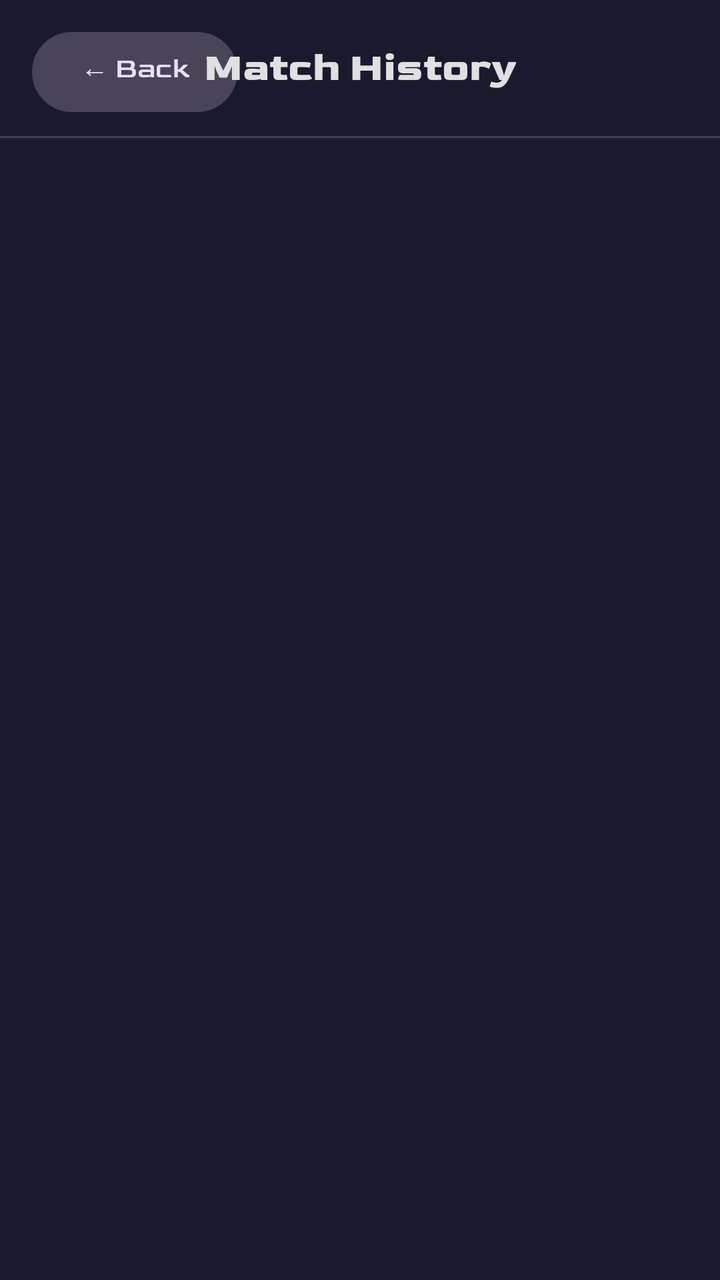
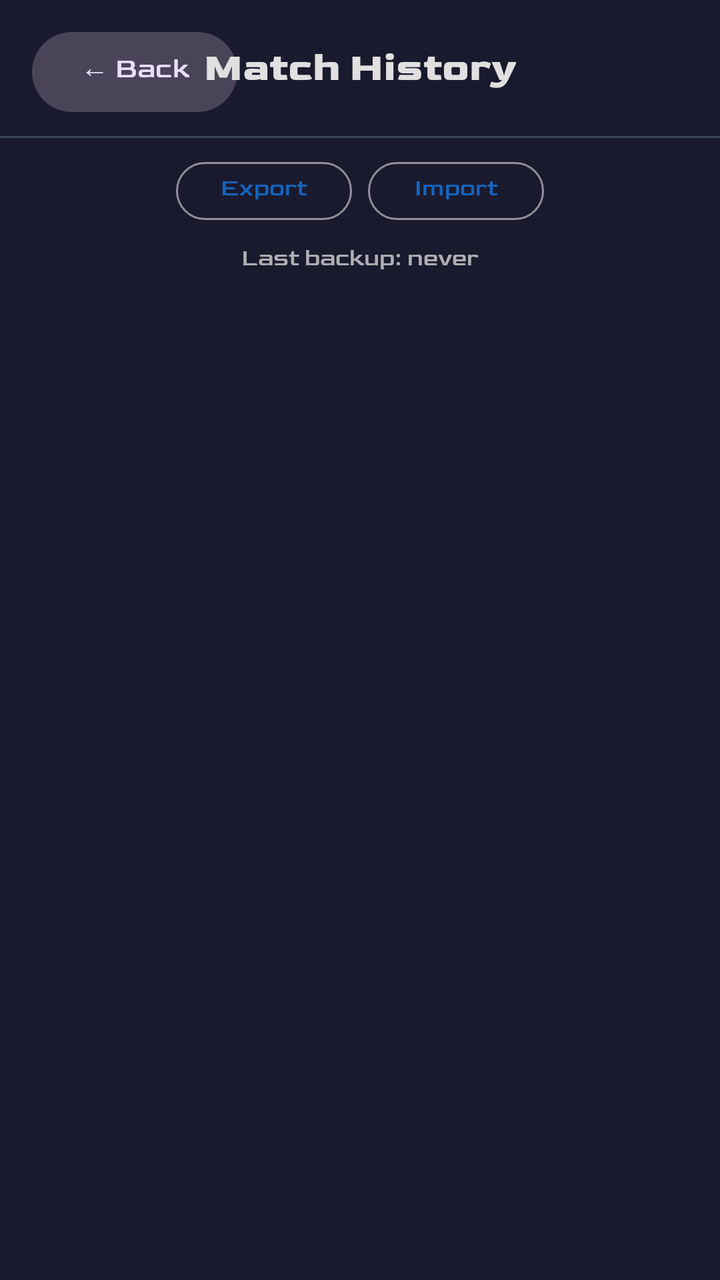

An Android layout rendered at two revisions. The XML below is the earlier revision; the diff shows what the commit changed to produce the second picture.
<!-- AndroidManifest.xml: application theme Theme.TableTennisScore -->
<!-- res/layout/activity_history.xml -->
<?xml version="1.0" encoding="utf-8"?>
<androidx.constraintlayout.widget.ConstraintLayout
    xmlns:android="http://schemas.android.com/apk/res/android"
    xmlns:app="http://schemas.android.com/apk/res-auto"
    android:layout_width="match_parent"
    android:layout_height="match_parent"
    android:background="@color/background">

    
    <com.google.android.material.button.MaterialButton
        android:id="@+id/btnHistoryBack"
        style="@style/Widget.Material3.Button.TonalButton"
        android:layout_width="wrap_content"
        android:layout_height="wrap_content"
        android:layout_marginStart="16dp"
        android:layout_marginTop="12dp"
        android:text="@string/history_back"
        android:textSize="14sp"
        app:layout_constraintStart_toStartOf="parent"
        app:layout_constraintTop_toTopOf="parent" />

    <TextView
        android:id="@+id/tvHistoryTitle"
        android:layout_width="wrap_content"
        android:layout_height="wrap_content"
        android:layout_marginStart="16dp"
        android:layout_marginEnd="16dp"
        android:gravity="center"
        android:text="@string/history_title"
        android:textColor="@color/player_name"
        android:textSize="20sp"
        android:textStyle="bold"
        app:layout_constraintBottom_toBottomOf="@id/btnHistoryBack"
        app:layout_constraintEnd_toEndOf="parent"
        app:layout_constraintStart_toStartOf="parent"
        app:layout_constraintTop_toTopOf="@id/btnHistoryBack" />


    
    <View
        android:id="@+id/historyDivider"
        android:layout_width="0dp"
        android:layout_height="1dp"
        android:layout_marginTop="8dp"
        android:background="@color/divider"
        app:layout_constraintEnd_toEndOf="parent"
        app:layout_constraintStart_toStartOf="parent"
        app:layout_constraintTop_toBottomOf="@id/btnHistoryBack" />

    
    <TextView
        android:id="@+id/tvHistoryEmpty"
        android:layout_width="wrap_content"
        android:layout_height="wrap_content"
        android:alpha="0.5"
        android:text="@string/history_empty"
        android:textColor="@color/player_name"
        android:textSize="16sp"
        android:visibility="gone"
        app:layout_constraintBottom_toBottomOf="parent"
        app:layout_constraintEnd_toEndOf="parent"
        app:layout_constraintStart_toStartOf="parent"
        app:layout_constraintTop_toBottomOf="@id/historyDivider" />

    
    <androidx.recyclerview.widget.RecyclerView
        android:id="@+id/rvHistory"
        android:layout_width="0dp"
        android:layout_height="0dp"
        android:clipToPadding="false"
        android:paddingHorizontal="12dp"
        android:paddingVertical="8dp"
        app:layout_constraintWidth_percent="0.6"
        app:layout_constraintBottom_toBottomOf="parent"
        app:layout_constraintEnd_toEndOf="parent"
        app:layout_constraintStart_toStartOf="parent"
        app:layout_constraintTop_toBottomOf="@id/historyDivider" />

</androidx.constraintlayout.widget.ConstraintLayout>
<!-- resources referenced by this layout -->
<resources>
  <color name="background">#1A1A2E</color>
  <color name="divider">#37474F</color>
  <color name="player_name">#E0E0E0</color>
  <string name="history_back">← Back</string>
  <string name="history_empty">No matches recorded yet.</string>
  <string name="history_title">Match History</string>
  <style name="Theme.TableTennisScore" parent="Theme.Material3.Dark.NoActionBar">
          <item name="colorPrimary">@color/primary</item>
          <item name="colorPrimaryVariant">@color/primary_variant</item>
          <item name="android:windowBackground">@color/background</item>
          <item name="android:windowFullscreen">true</item>
          <item name="android:statusBarColor">@color/background</item>
          <item name="android:navigationBarColor">@color/background</item>
          <item name="android:fontFamily">@font/goldman</item>
          <item name="fontFamily">@font/goldman</item>
          <item name="android:textViewStyle">@style/Widget.TableTennisScore.TextView</item>
          <item name="android:buttonStyle">@style/Widget.TableTennisScore.Button</item>
          <item name="materialButtonStyle">@style/Widget.TableTennisScore.MaterialButton</item>
          <item name="android:editTextStyle">@style/Widget.TableTennisScore.EditText</item>
          <item name="android:radioButtonStyle">@style/Widget.TableTennisScore.RadioButton</item>
      </style>
  <color name="primary">#1565C0</color>
  <color name="primary_variant">#0D47A1</color>
  <style name="Widget.TableTennisScore.TextView" parent="@style/Widget.AppCompat.TextView">
          <item name="android:fontFamily">@font/goldman</item>
          <item name="fontFamily">@font/goldman</item>
      </style>
  <style name="Widget.TableTennisScore.Button" parent="@style/Widget.AppCompat.Button">
          <item name="android:fontFamily">@font/goldman</item>
          <item name="fontFamily">@font/goldman</item>
          <item name="android:textAllCaps">false</item>
          <item name="textAllCaps">false</item>
      </style>
  <style name="Widget.TableTennisScore.MaterialButton" parent="@style/Widget.Material3.Button">
          <item name="android:fontFamily">@font/goldman</item>
          <item name="fontFamily">@font/goldman</item>
          <item name="android:textAllCaps">false</item>
          <item name="textAllCaps">false</item>
      </style>
  <style name="Widget.TableTennisScore.EditText" parent="@style/Widget.AppCompat.EditText">
          <item name="android:fontFamily">@font/goldman</item>
          <item name="fontFamily">@font/goldman</item>
      </style>
  <style name="Widget.TableTennisScore.RadioButton" parent="@style/Widget.AppCompat.CompoundButton.RadioButton">
          <item name="android:fontFamily">@font/goldman</item>
          <item name="fontFamily">@font/goldman</item>
      </style>
</resources>

<!-- the commit's change to res/layout/activity_history.xml (unified diff, before → after) -->
@@ -47,6 +47,53 @@
         app:layout_constraintStart_toStartOf="parent"
         app:layout_constraintTop_toBottomOf="@id/btnHistoryBack" />
 
+    <LinearLayout
+        android:id="@+id/layoutHistoryBackupActions"
+        android:layout_width="wrap_content"
+        android:layout_height="wrap_content"
+        android:layout_marginTop="8dp"
+        android:orientation="horizontal"
+        app:layout_constraintEnd_toEndOf="parent"
+        app:layout_constraintStart_toStartOf="parent"
+        app:layout_constraintTop_toBottomOf="@id/historyDivider">
+
+        <com.google.android.material.button.MaterialButton
+            android:id="@+id/btnHistoryExport"
+            style="@style/Widget.Material3.Button.OutlinedButton"
+            android:layout_width="wrap_content"
+            android:layout_height="wrap_content"
+            android:layout_marginEnd="8dp"
+            android:minHeight="0dp"
+            android:paddingHorizontal="14dp"
+            android:paddingVertical="4dp"
+            android:text="@string/history_export"
+            android:textSize="12sp" />
+
+        <com.google.android.material.button.MaterialButton
+            android:id="@+id/btnHistoryImport"
+            style="@style/Widget.Material3.Button.OutlinedButton"
+            android:layout_width="wrap_content"
+            android:layout_height="wrap_content"
+            android:minHeight="0dp"
+            android:paddingHorizontal="14dp"
+            android:paddingVertical="4dp"
+            android:text="@string/history_import"
+            android:textSize="12sp" />
+    </LinearLayout>
+
+    <TextView
+        android:id="@+id/tvHistoryLastBackup"
+        android:layout_width="wrap_content"
+        android:layout_height="wrap_content"
+        android:layout_marginTop="6dp"
+        android:alpha="0.75"
+        android:text="@string/history_last_backup_never"
+        android:textColor="@color/player_name"
+        android:textSize="12sp"
+        app:layout_constraintEnd_toEndOf="parent"
+        app:layout_constraintStart_toStartOf="parent"
+        app:layout_constraintTop_toBottomOf="@id/layoutHistoryBackupActions" />
+
     
     <TextView
         android:id="@+id/tvHistoryEmpty"
@@ -60,7 +107,7 @@
         app:layout_constraintBottom_toBottomOf="parent"
         app:layout_constraintEnd_toEndOf="parent"
         app:layout_constraintStart_toStartOf="parent"
-        app:layout_constraintTop_toBottomOf="@id/historyDivider" />
+        app:layout_constraintTop_toBottomOf="@id/tvHistoryLastBackup" />
 
     
     <androidx.recyclerview.widget.RecyclerView
@@ -74,6 +121,6 @@
         app:layout_constraintBottom_toBottomOf="parent"
         app:layout_constraintEnd_toEndOf="parent"
         app:layout_constraintStart_toStartOf="parent"
-        app:layout_constraintTop_toBottomOf="@id/historyDivider" />
+        app:layout_constraintTop_toBottomOf="@id/tvHistoryLastBackup" />
 
 </androidx.constraintlayout.widget.ConstraintLayout>
<!-- resource entries referenced after the edit -->
@@ -5,6 +5,9 @@
   <color name="player_name">#E0E0E0</color>
   <string name="history_back">← Back</string>
   <string name="history_empty">No matches recorded yet.</string>
+  <string name="history_export">Export</string>
+  <string name="history_import">Import</string>
+  <string name="history_last_backup_never">Last backup: never</string>
   <string name="history_title">Match History</string>
   <style name="Theme.TableTennisScore" parent="Theme.Material3.Dark.NoActionBar">
           <item name="colorPrimary">@color/primary</item>
